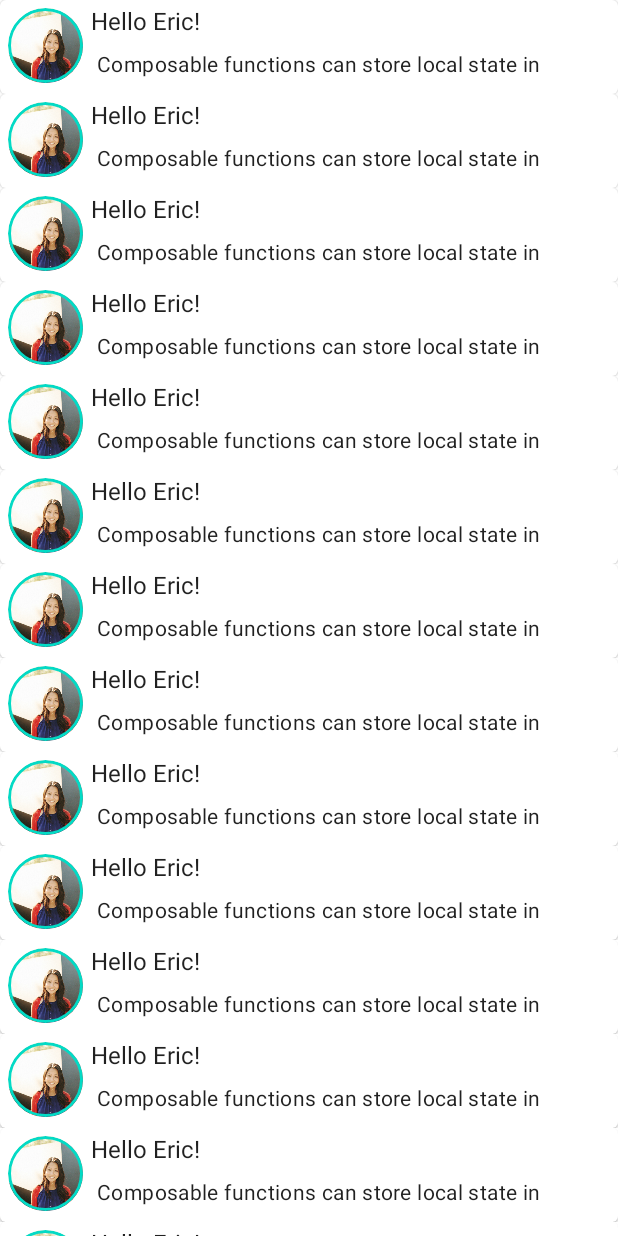
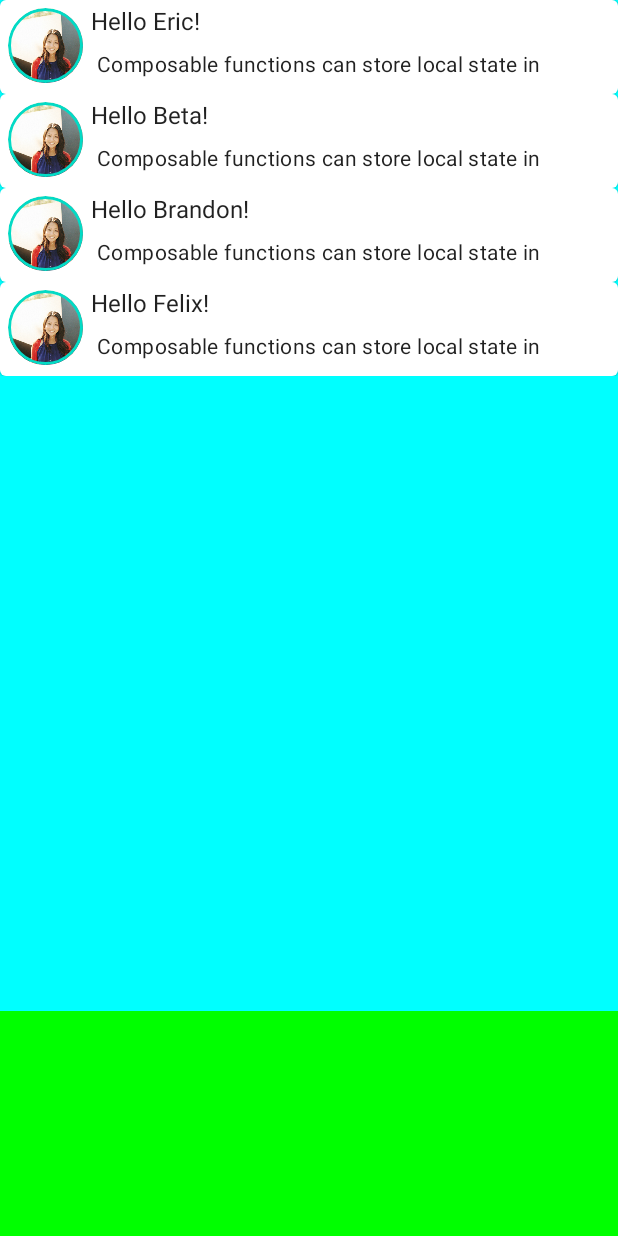
Before and after one commit to Ericliu001/my-compose, an Android app built with Jetpack Compose: the screen it shows after launch (MainActivity), on a phone screen of 412 x 824 dp. Run offline under Robolectric (Android 15) with nearby library versions, the phone set to English and light mode, and no system bars.

Commit message:
play with Box

```diff
--- a/app/src/main/java/com/example/mycompose/MainActivity.kt
+++ b/app/src/main/java/com/example/mycompose/MainActivity.kt
@@ -7,10 +7,12 @@ import androidx.activity.compose.setContent
 import androidx.compose.animation.animateColorAsState
 import androidx.compose.animation.animateContentSize
 import androidx.compose.foundation.Image
+import androidx.compose.foundation.background
 import androidx.compose.foundation.border
 import androidx.compose.foundation.clickable
 import androidx.compose.foundation.layout.*
 import androidx.compose.foundation.lazy.LazyColumn
+import androidx.compose.foundation.lazy.items
 import androidx.compose.foundation.shape.CircleShape
 import androidx.compose.material.MaterialTheme
 import androidx.compose.material.MaterialTheme.colors
@@ -19,8 +21,10 @@ import androidx.compose.material.MaterialTheme.typography
 import androidx.compose.material.Surface
 import androidx.compose.material.Text
 import androidx.compose.runtime.*
+import androidx.compose.ui.Alignment
 import androidx.compose.ui.Modifier
 import androidx.compose.ui.draw.clip
+import androidx.compose.ui.graphics.Color
 import androidx.compose.ui.res.painterResource
 import androidx.compose.ui.tooling.preview.Preview
 import androidx.compose.ui.unit.dp
@@ -33,7 +37,7 @@ class MainActivity : ComponentActivity() {
             MyComposeTheme {
                 // A surface container using the 'background' color from the theme
                 Surface(color = MaterialTheme.colors.background) {
-                    Conversation()
+                    Container()
                 }
             }
         }
@@ -41,12 +45,35 @@ class MainActivity : ComponentActivity() {
 }
 
 @Composable
+fun Container() {
+    Box {
+        Box(modifier = Modifier
+            .fillMaxSize()
+            .align(Alignment.TopCenter)
+            .background(Color.Cyan)) {
+            Conversation()
+        }
+
+        Box(
+            modifier = Modifier
+                .align(Alignment.BottomCenter)
+                .height(150.dp)
+                .fillMaxWidth()
+                .background(Color.Green)
+        )
+    }
+}
+
+@Composable
 fun Conversation() {
     LazyColumn {
-        for (i in 0..30) {
-            item {
-                Greeting(name = "Eric")
-            }
+//        for (i in 0..4) {
+//            item {
+//                Greeting(name = "Eric")
+//            }
+//        }
+        items(listOf("Eric", "Beta", "Brandon", "Felix")) { element ->
+            Greeting(name = element)
         }
     }
 }
@@ -82,11 +109,11 @@ fun Greeting(name: String) {
             Spacer(modifier = Modifier.size(5.dp))
 
 
-        Column(modifier = Modifier.clickable { isExpanded = !isExpanded }) {
-            Text(
-                text = "Hello $name!",
-                style = typography.body1
-            )
+            Column(modifier = Modifier.clickable { isExpanded = !isExpanded }) {
+                Text(
+                    text = "Hello $name!",
+                    style = typography.body1
+                )
 
                 Spacer(modifier = Modifier.size(5.dp))
 
```
